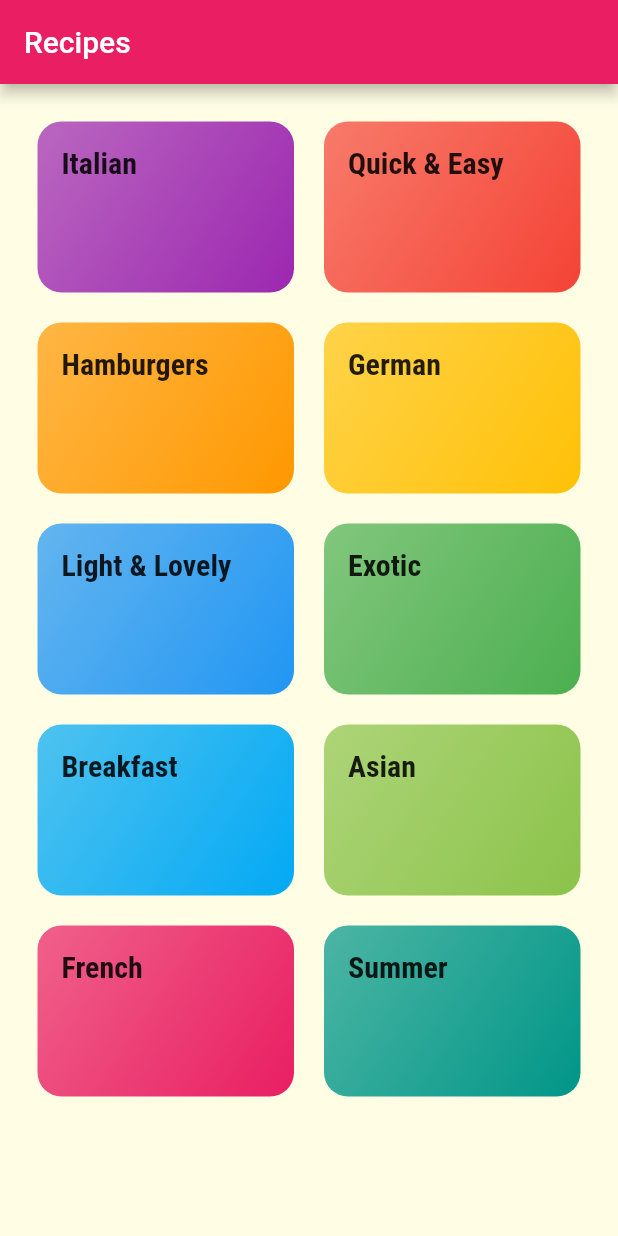
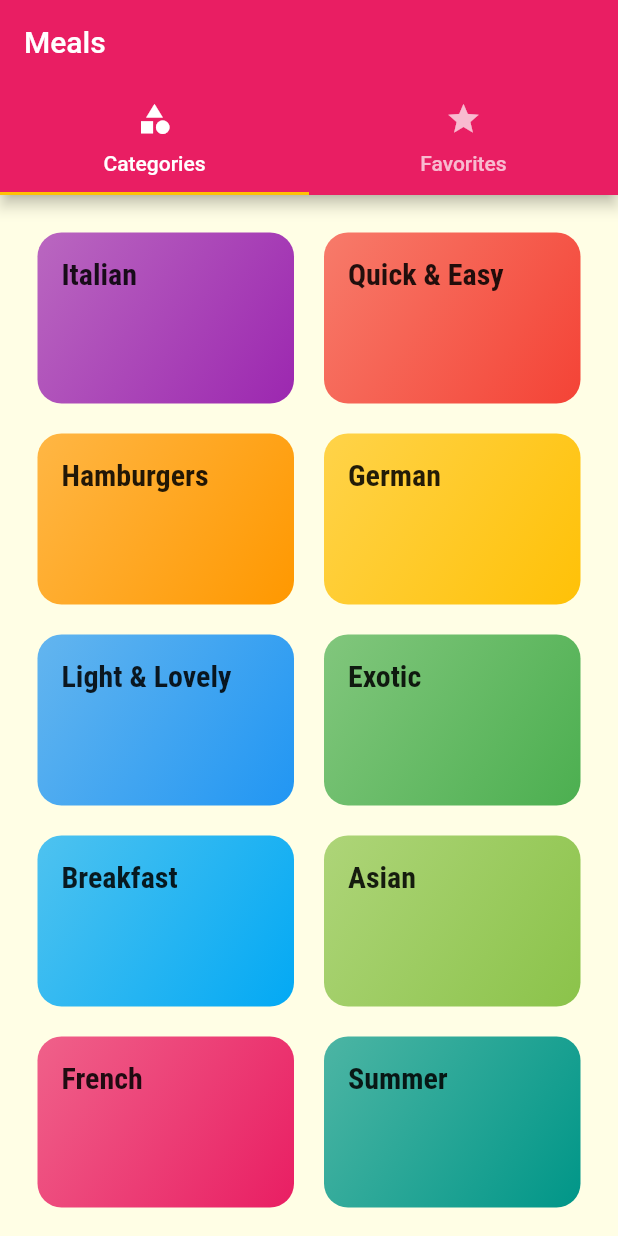
Before and after one commit to Tamir198/Recipes, a Flutter app: the screen it shows after launch, on a phone screen of 412 x 824 dp. Run offline on Flutter 3.47's test engine with Material 2 defaults, Android fonts, the phone set to English and light mode, and no system bars; Roboto replaces fonts that are missing (RobotoCondensed-Bold).

Commit message:
Adding the tab bar screen

```diff
--- a/lib/main.dart
+++ b/lib/main.dart
@@ -1,5 +1,6 @@
 import 'package:flutter/material.dart';
 import 'package:recipes/screens/meal_details.dart';
+import 'package:recipes/screens/tabs_screen.dart';
 import 'file:///C:/Users/The%20Vegan/Desktop/Recipes/recipes/Recipes/lib/screens/category_screens.dart';
 import 'screens/categories_meals_screen.dart';
 import 'screens/meal_details.dart';
@@ -30,13 +31,15 @@ class MyApp extends StatelessWidget {
             )),
       ),
 
-      home: Scaffold(
+     /* home: Scaffold(
           appBar: AppBar(title: Text('Recipes'),),
-          body: CategoriesScreen()),
+          body: CategoriesScreen()),*/
       routes: {
         //This is another way to navigate between pages in flutter
         //I can write
         // /screen-rout : (context) => CategoryMealScreen() but easy to make grammar mistakes
+        //Default page of the app
+        '/': (context) => TabsScreen(),
         CategoryMealScreen.routName : (context) => CategoryMealScreen(),
         MealDetailScreen.routName : (context) => MealDetailScreen()
       },
--- /dev/null
+++ b/lib/screens/favorites_screen.dart
@@ -0,0 +1,8 @@
+import 'package:flutter/cupertino.dart';
+
+class FavoritesScreen extends StatelessWidget {
+  @override
+  Widget build(BuildContext context) {
+    return Text('favorites');
+  }
+}
--- /dev/null
+++ b/lib/screens/tabs_screen.dart
@@ -0,0 +1,42 @@
+import 'package:flutter/cupertino.dart';
+import 'package:flutter/material.dart';
+import 'package:recipes/screens/category_screens.dart';
+import 'package:recipes/screens/favorites_screen.dart';
+
+class TabsScreen extends StatefulWidget {
+  @override
+  _TabsScreenState createState() => _TabsScreenState();
+}
+
+class _TabsScreenState extends State<TabsScreen> {
+  @override
+  Widget build(BuildContext context) {
+    return DefaultTabController(
+      length: 2,
+      initialIndex: 0,
+      child: Scaffold(
+        appBar: AppBar(
+          title: Text('Meals'),
+          bottom: TabBar(
+            tabs: <Widget>[
+              Tab(
+                  icon: Icon(Icons.category),
+                  text: 'Categories'
+              ),
+              Tab(
+                icon: Icon(Icons.star),
+                text: 'Favorites'
+              ),
+            ],
+          ),
+        ),
+        body: TabBarView(children: <Widget>[
+          //The order of the tabs inside TabBar will be the order of the screens that will be displayed
+          CategoriesScreen(),
+          FavoritesScreen(),
+        ],
+        ),
+      ),
+    );
+  }
+}
```
